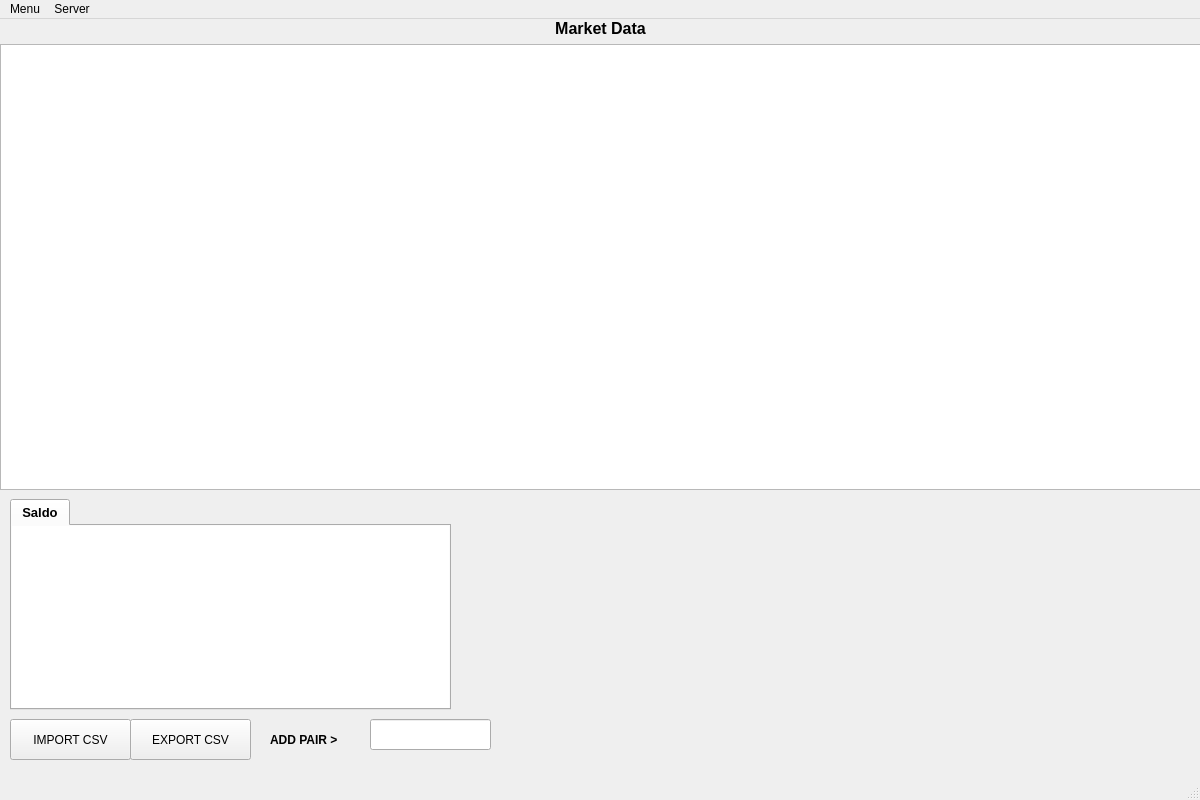
Above: ui/main_window.ui from Sulato86/gateio before the change. Below: the same form after it.
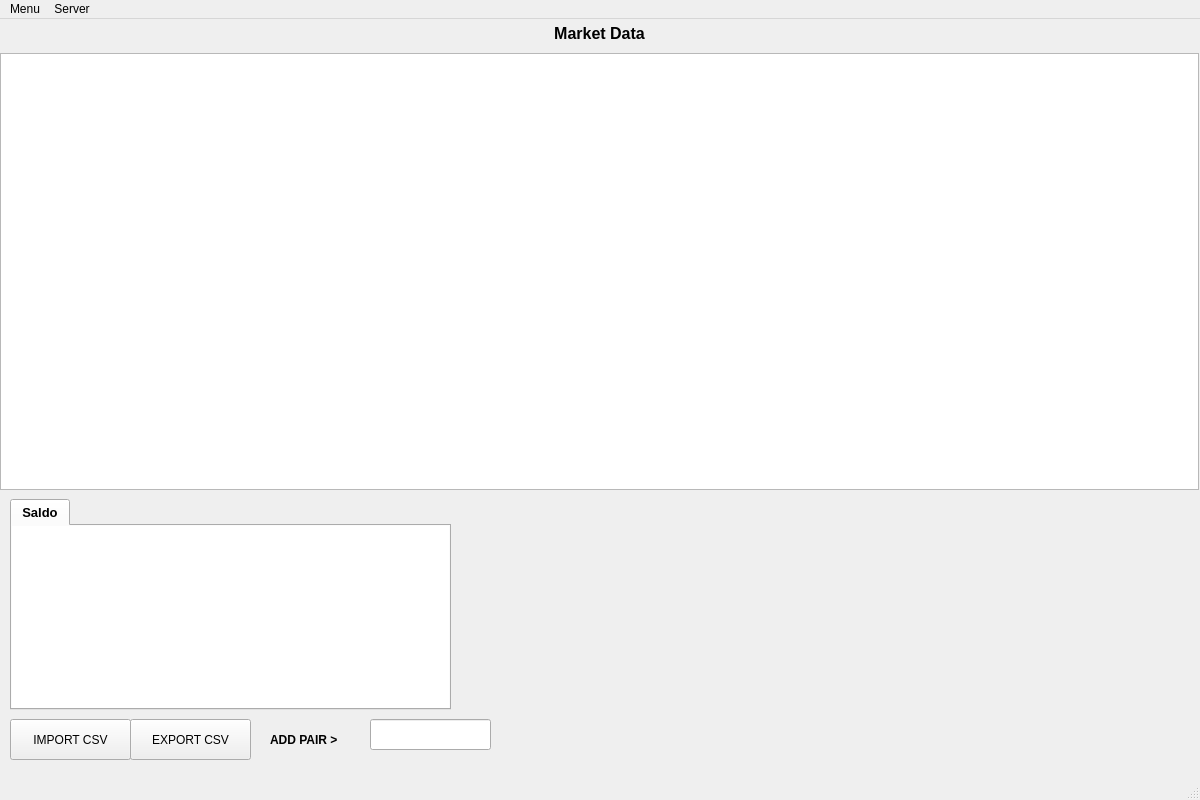
That is the form after the change.

What changed in the file:
```diff
--- a/ui/main_window.ui
+++ b/ui/main_window.ui
@@ -11,11 +11,23 @@
    </rect>
   </property>
   <property name="sizePolicy">
-   <sizepolicy hsizetype="Maximum" vsizetype="Expanding">
-    <horstretch>0</horstretch>
-    <verstretch>0</verstretch>
+   <sizepolicy hsizetype="Expanding" vsizetype="Expanding">
+    <horstretch>100</horstretch>
+    <verstretch>100</verstretch>
    </sizepolicy>
   </property>
+  <property name="minimumSize">
+   <size>
+    <width>1200</width>
+    <height>800</height>
+   </size>
+  </property>
+  <property name="baseSize">
+   <size>
+    <width>1200</width>
+    <height>800</height>
+   </size>
+  </property>
   <property name="windowTitle">
    <string>MainWindow</string>
   </property>
@@ -26,6 +38,12 @@
      <verstretch>0</verstretch>
     </sizepolicy>
    </property>
+   <property name="maximumSize">
+    <size>
+     <width>1200</width>
+     <height>749</height>
+    </size>
+   </property>
    <widget class="QLineEdit" name="lineEdit_addpair">
     <property name="geometry">
      <rect>
@@ -87,7 +105,10 @@
     </property>
     <layout class="QVBoxLayout" name="verticalLayout">
      <property name="sizeConstraint">
-      <enum>QLayout::SetMaximumSize</enum>
+      <enum>QLayout::SetMinAndMaxSize</enum>
+     </property>
+     <property name="bottomMargin">
+      <number>0</number>
      </property>
      <item>
       <widget class="QLabel" name="label_marketdata">
@@ -107,7 +128,14 @@
       </widget>
      </item>
      <item>
-      <widget class="QTableView" name="tableView_marketdata"/>
+      <widget class="QTableView" name="tableView_marketdata">
+       <property name="maximumSize">
+        <size>
+         <width>1199</width>
+         <height>437</height>
+        </size>
+       </property>
+      </widget>
      </item>
     </layout>
    </widget>
```
Left out of the diff: 5 changed lines with no effect on the pictures.
